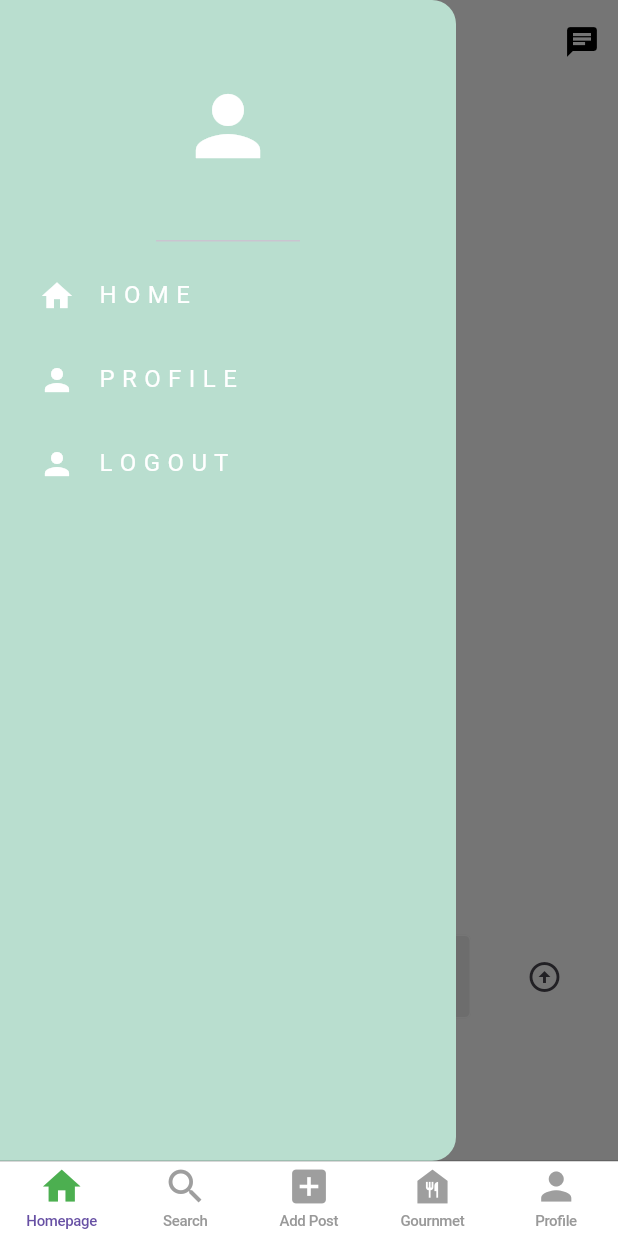
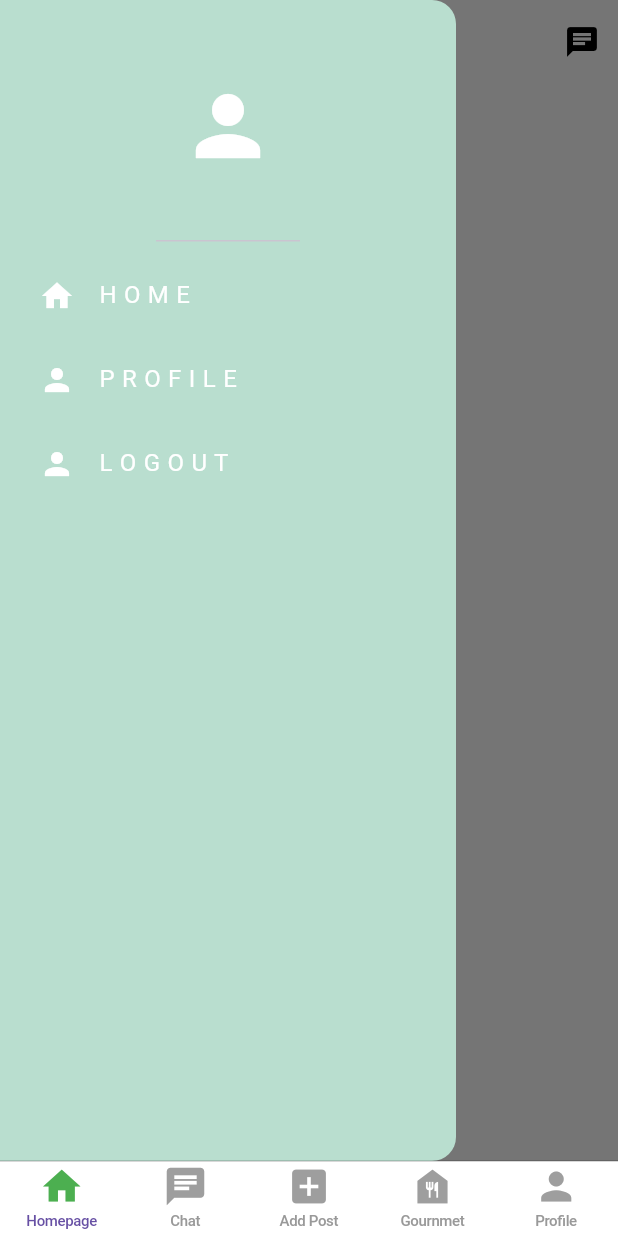
Before and after one commit to realYungi/Flutter_SNS_Mobile_App, a Flutter app: the MainPage screen opened directly, with the side drawer open, on a phone screen of 412 x 824 dp. Run offline on Flutter 3.47's test engine with Material 3 defaults, Android fonts, the phone set to English and light mode, and no system bars; our stand-ins replace cloud_firestore, firebase_auth, firebase_core, firebase_storage, image_picker; accounts and stored records are empty.

```diff
--- a/lib/global_variables.dart
+++ b/lib/global_variables.dart
@@ -1,12 +1,14 @@
 import 'package:flutter/material.dart';
+import 'package:uridachi/pages/chat_page.dart';
 import 'package:uridachi/pages/gourmet_page.dart';
 import 'package:uridachi/pages/home_page.dart';
+import 'package:uridachi/pages/profile_page.dart';
 import 'package:uridachi/screen/add_post.dart';
 
-const homeScreenItems = [
+final homeScreenItems = [
   HomePage(),
-  Text('search'),
+  ChatPage(),
   AddPost(),
   GourmetPage(),
-  Text('f'),
+  ProfilePage(),
 ];
--- a/lib/mainpage.dart
+++ b/lib/mainpage.dart
@@ -66,10 +66,10 @@ class _MainPageState extends State<MainPage> {
           ),
           BottomNavigationBarItem(
             icon: Icon(
-              Icons.search,
+              Icons.chat,
               color: _page == 1 ? selectedColor : unselectedColor,
             ),
-            label: 'Search',
+            label: 'Chat',
             backgroundColor: Colors.white,
           ),
           BottomNavigationBarItem(
--- a/lib/pages/home_page.dart
+++ b/lib/pages/home_page.dart
@@ -3,11 +3,15 @@ import 'package:firebase_auth/firebase_auth.dart';
 import 'package:flutter/material.dart';
 import 'package:uridachi/components/drawer.dart';
 import 'package:uridachi/components/my_textfield.dart';
+import 'package:uridachi/components/social_post.dart';
 import 'package:uridachi/components/wallpost.dart';
 import 'package:uridachi/helper/helper_methods.dart';
 import 'package:uridachi/pages/auth_page.dart';
 import 'package:uridachi/pages/chat_page.dart';
 import 'package:uridachi/pages/profile_page.dart';
+
+import 'package:intl/intl.dart';
+
 
 class HomePage extends StatefulWidget {
   const HomePage({super.key});
@@ -32,21 +36,7 @@ class _HomePageState extends State<HomePage> {
 }
 
 
-  void postMessage() {
-    //making sure only to post contents where the textfields are filled in
-    if (textController.text.isNotEmpty) {
-      FirebaseFirestore.instance.collection("User Posts").add({
-        'UserEmail': currentUser.email,
-        'Message': textController.text,
-        'TimeStamp': Timestamp.now(),
-        'Likes': [],
-      });
-    }
 
-    setState(() {
-      textController.clear();
-    });
-  }
 
   void goToProfilePage() {
     Navigator.pop(context);
@@ -90,58 +80,41 @@ class _HomePageState extends State<HomePage> {
           children: [
             Expanded(
               child: StreamBuilder(
-                //ordering by the time the posts have been posted
-                stream: FirebaseFirestore.instance
-                    .collection("User Posts")
-                    .orderBy(
-                      "TimeStamp",
-                      descending: false,
-                    )
-                    .snapshots(),
-                builder: (context, snapshot) {
+  stream: FirebaseFirestore.instance.collection("Social Posts").snapshots(),
+  builder: (context, AsyncSnapshot<QuerySnapshot> snapshot) {
     if (snapshot.hasData) {
       return ListView.builder(
         itemCount: snapshot.data!.docs.length,
         itemBuilder: (context, index) {
-                        final post = snapshot.data!.docs[index];
-                        return WallPost(
-                          message: post['Message'],
-                          user: post['UserEmail'],
-                          time: formatDate(post['TimeStamp']),
-                          postId: post.id,
-                          likes: List<String>.from(post['Likes'] ?? []),
+          var post = snapshot.data!.docs[index].data() as Map<String, dynamic>;
+          var postId = snapshot.data!.docs[index].id;
+
+          // Directly use the email from the post, assuming it's stored there
+          // Alternatively, use the email from the FirebaseAuth instance if the post data doesn't include it
+          var email = post['email'] ?? FirebaseAuth.instance.currentUser?.email ?? 'Unknown User';
+
+          // Now you can directly use the email as the username
+          return SocialPost(
+            description: post['description'],
+            user: email,  // Use the email as the user identifier
+            time: DateFormat('yyyy-MM-dd – kk:mm').format((post['datePublished'] as Timestamp).toDate()),
+            postId: postId,
+            likes: List<String>.from(post['likes'] ?? []),
+            imageUrls: List<String>.from(post['imageUrls'] ?? []),
           );
         },
       );
     } else if (snapshot.hasError) {
-                    return Center(
-                      child: Text('Error:${snapshot.error}'),
-                    );
+      return Text('Error: ${snapshot.error}');
+    } else {
+      return Center(child: CircularProgressIndicator());
     }
-                  return const Center(
-                    child: CircularProgressIndicator(),
-                  );
   },
+)
+
+
             ),
-            ),
-            Padding(
-              padding: const EdgeInsets.all(25.0),
-              child: Row(
-                children: [
-                  Expanded(
-                    child: MyTextField(
-                      controller: textController,
-                      hintText: 'Write something on the wall',
-                      obscureText: false,
-                      height: 30,
-                    ),
-                  ),
-                  IconButton(
-                      onPressed: postMessage,
-                      icon: const Icon(Icons.arrow_circle_up)),
-                ],
-              ),
-            ),
+
             Text(
               "Logged in as : ${currentUser.email!}",
               style: const TextStyle(color: Colors.grey),
--- a/lib/screen/add_post.dart
+++ b/lib/screen/add_post.dart
@@ -217,15 +217,6 @@ void dispose() {
                   crossAxisAlignment: CrossAxisAlignment.start,
                   children: [
                     //post details
-                    CircleAvatar(
-                      radius: 32, // Adjust the radius to fit your design
-                      backgroundColor: const Color.fromARGB(255, 182, 182, 182), // Choose a background color
-                      child: Icon(
-                        Icons.person,
-                        color: Colors.white,
-                          size: 64, // Adjust the size of the icon as needed
-                      ),
-                    ),
 
 
 
--- a/pubspec.yaml
+++ b/pubspec.yaml
@@ -45,6 +45,7 @@ dependencies:
   foundation: ^0.0.5
   firebase_storage: ^11.6.7
   uuid: ^4.3.3
+  intl: ^0.19.0
 
 dev_dependencies:
   flutter_test:
```
Also changed, not shown: lib/components/social_post.dart (+95 -29 lines), lib/methods/storage_methods.dart (+7 -6 lines), lib/pages/profile_page.dart (+0 -8 lines), pubspec.lock. Lines whose indentation alone changed are shown as unchanged.
